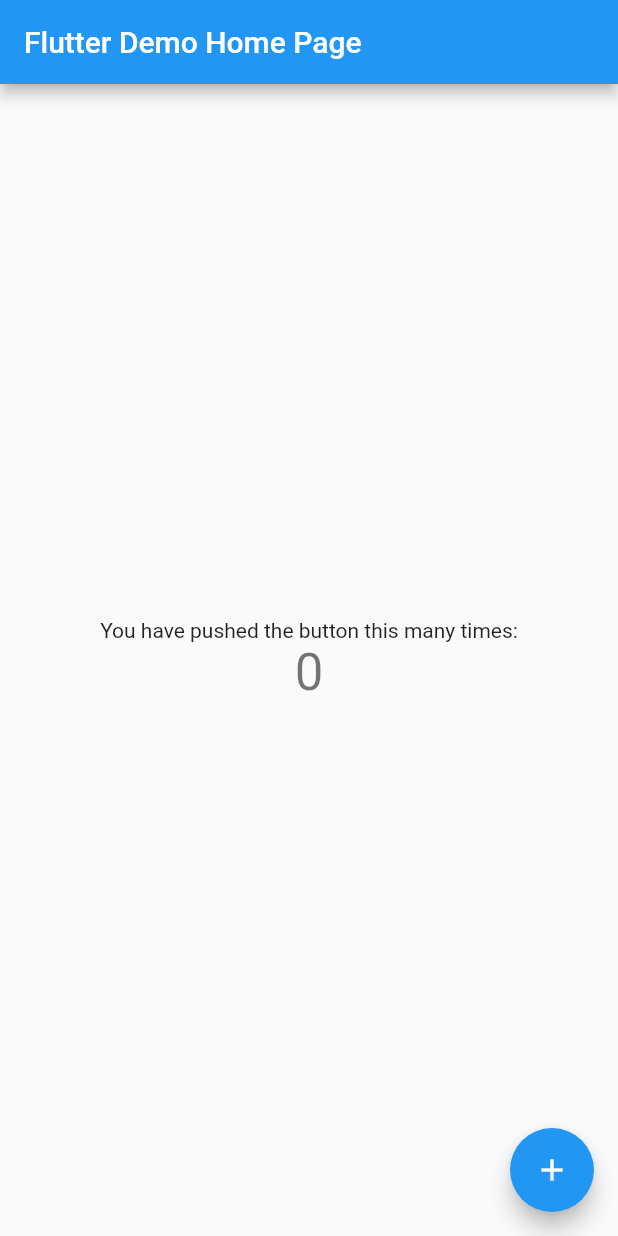
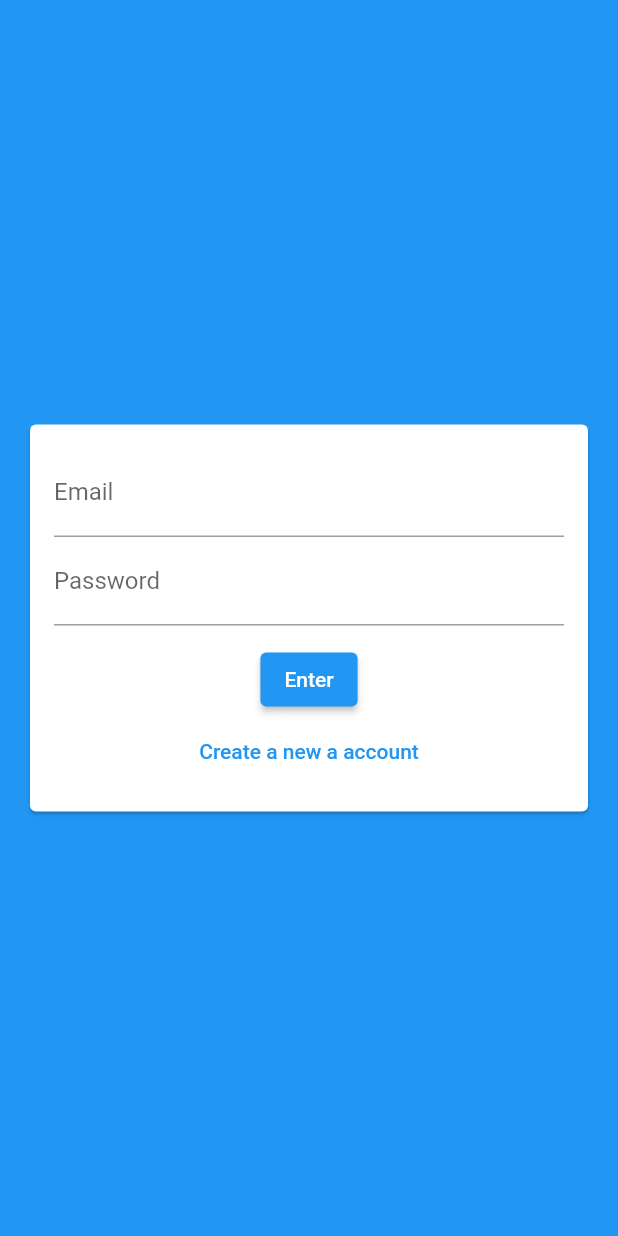
Before and after one commit to gabrielmelo-dev/chat, a Flutter app: the screen it shows after launch, on a phone screen of 412 x 824 dp. Run offline on Flutter 3.47's test engine with Material 2 defaults, Android fonts, the phone set to English and light mode, and no system bars; our stand-ins replace image_picker.

Commit message:
Auth Screen and Loading Screen

```diff
--- a/lib/main.dart
+++ b/lib/main.dart
@@ -1,3 +1,4 @@
+import 'package:chat/screens/auth_screen.dart';
 import 'package:flutter/material.dart';
 
 void main() {
@@ -7,109 +8,15 @@ void main() {
 class MyApp extends StatelessWidget {
   const MyApp({super.key});
 
-  // This widget is the root of your application.
   @override
   Widget build(BuildContext context) {
     return MaterialApp(
       title: 'Flutter Demo',
+      debugShowCheckedModeBanner: false,
       theme: ThemeData(
-        // This is the theme of your application.
-        //
-        // Try running your application with "flutter run". You'll see the
-        // application has a blue toolbar. Then, without quitting the app, try
-        // changing the primarySwatch below to Colors.green and then invoke
-        // "hot reload" (press "r" in the console where you ran "flutter run",
-        // or simply save your changes to "hot reload" in a Flutter IDE).
-        // Notice that the counter didn't reset back to zero; the application
-        // is not restarted.
         primarySwatch: Colors.blue,
       ),
-      home: const MyHomePage(title: 'Flutter Demo Home Page'),
+      home: AuthScreen(),
     );
   }
 }
-
-class MyHomePage extends StatefulWidget {
-  const MyHomePage({super.key, required this.title});
-
-  // This widget is the home page of your application. It is stateful, meaning
-  // that it has a State object (defined below) that contains fields that affect
-  // how it looks.
-
-  // This class is the configuration for the state. It holds the values (in this
-  // case the title) provided by the parent (in this case the App widget) and
-  // used by the build method of the State. Fields in a Widget subclass are
-  // always marked "final".
-
-  final String title;
-
-  @override
-  State<MyHomePage> createState() => _MyHomePageState();
-}
-
-class _MyHomePageState extends State<MyHomePage> {
-  int _counter = 0;
-
-  void _incrementCounter() {
-    setState(() {
-      // This call to setState tells the Flutter framework that something has
-      // changed in this State, which causes it to rerun the build method below
-      // so that the display can reflect the updated values. If we changed
-      // _counter without calling setState(), then the build method would not be
-      // called again, and so nothing would appear to happen.
-      _counter++;
-    });
-  }
-
-  @override
-  Widget build(BuildContext context) {
-    // This method is rerun every time setState is called, for instance as done
-    // by the _incrementCounter method above.
-    //
-    // The Flutter framework has been optimized to make rerunning build methods
-    // fast, so that you can just rebuild anything that needs updating rather
-    // than having to individually change instances of widgets.
-    return Scaffold(
-      appBar: AppBar(
-        // Here we take the value from the MyHomePage object that was created by
-        // the App.build method, and use it to set our appbar title.
-        title: Text(widget.title),
-      ),
-      body: Center(
-        // Center is a layout widget. It takes a single child and positions it
-        // in the middle of the parent.
-        child: Column(
-          // Column is also a layout widget. It takes a list of children and
-          // arranges them vertically. By default, it sizes itself to fit its
-          // children horizontally, and tries to be as tall as its parent.
-          //
-          // Invoke "debug painting" (press "p" in the console, choose the
-          // "Toggle Debug Paint" action from the Flutter Inspector in Android
-          // Studio, or the "Toggle Debug Paint" command in Visual Studio Code)
-          // to see the wireframe for each widget.
-          //
-          // Column has various properties to control how it sizes itself and
-          // how it positions its children. Here we use mainAxisAlignment to
-          // center the children vertically; the main axis here is the vertical
-          // axis because Columns are vertical (the cross axis would be
-          // horizontal).
-          mainAxisAlignment: MainAxisAlignment.center,
-          children: <Widget>[
-            const Text(
-              'You have pushed the button this many times:',
-            ),
-            Text(
-              '$_counter',
-              style: Theme.of(context).textTheme.headline4,
-            ),
-          ],
-        ),
-      ),
-      floatingActionButton: FloatingActionButton(
-        onPressed: _incrementCounter,
-        tooltip: 'Increment',
-        child: const Icon(Icons.add),
-      ), // This trailing comma makes auto-formatting nicer for build methods.
-    );
-  }
-}
--- /dev/null
+++ b/lib/models/auth_form_data.dart
@@ -0,0 +1,25 @@
+import 'dart:io';
+
+enum AuthMode {
+  signup, login
+}
+
+class AuthFormData {
+  String name = '';
+  String email = '';
+  String password = '';
+  File? image;
+  AuthMode _mode = AuthMode.login;
+
+  bool get isLogin {
+    return _mode == AuthMode.login;
+  }
+
+  bool get isSignup {
+    return _mode == AuthMode.signup;
+  }
+
+  void toggleAuthMode(){
+    _mode = isLogin ? AuthMode.signup : AuthMode.login;
+  }
+}
--- /dev/null
+++ b/lib/screens/auth_screen.dart
@@ -0,0 +1,47 @@
+import 'package:chat/models/auth_form_data.dart';
+import 'package:chat/widgets/auth_form.dart';
+import 'package:flutter/material.dart';
+
+class AuthScreen extends StatefulWidget {
+  const AuthScreen({Key? key}) : super(key: key);
+
+  @override
+  State<AuthScreen> createState() => _AuthScreenState();
+}
+
+class _AuthScreenState extends State<AuthScreen> {
+  bool _isLoading = false;
+
+  void _handleSubmit(AuthFormData formData) {
+    setState(() => _isLoading = true);
+    print(formData.email);
+    setState(() => _isLoading = false);
+  }
+
+  @override
+  Widget build(BuildContext context) {
+    return Scaffold(
+      backgroundColor: Theme.of(context).primaryColor,
+      body: Stack(
+        children: [
+          Center(
+            child: SingleChildScrollView(
+              child: AuthForm(
+                onSubmit: _handleSubmit,
+              ),
+            ),
+          ),
+          if (_isLoading)
+            Container(
+              decoration: const BoxDecoration(
+                color: Color.fromRGBO(0, 0, 0, 0.5),
+              ),
+              child: const Center(
+                child: CircularProgressIndicator(),
+              ),
+            ),
+        ],
+      ),
+    );
+  }
+}
--- /dev/null
+++ b/lib/widgets/auth_form.dart
@@ -0,0 +1,125 @@
+import 'package:chat/models/auth_form_data.dart';
+import 'package:chat/widgets/user_image_picker.dart';
+import 'package:flutter/material.dart';
+import 'dart:io';
+
+class AuthForm extends StatefulWidget {
+  const AuthForm({Key? key, required this.onSubmit}) : super(key: key);
+
+  final void Function(AuthFormData) onSubmit;
+
+  @override
+  State<AuthForm> createState() => _AuthFormState();
+}
+
+class _AuthFormState extends State<AuthForm> {
+  final _formKey = GlobalKey<FormState>();
+  final _formData = AuthFormData();
+
+  void _handleImagePicker(File image) {
+    _formData.image = image;
+  }
+
+  void _showError(String msg) {
+    ScaffoldMessenger.of(context).showSnackBar(
+      SnackBar(
+        content: Text(msg),
+        backgroundColor: Theme.of(context).errorColor,
+      ),
+    );
+  }
+
+  void _submit() {
+    final isValid = _formKey.currentState?.validate() ?? false;
+    if (!isValid) return;
+
+    if (_formData.image == null && _formData.isSignup) {
+      return _showError('Image not selected!!');
+    }
+
+    widget.onSubmit(_formData);
+  }
+
+  @override
+  Widget build(BuildContext context) {
+    return Card(
+      margin: const EdgeInsets.all(20),
+      child: Padding(
+        padding: const EdgeInsets.all(16),
+        child: Form(
+          key: _formKey,
+          child: Column(
+            children: [
+              if (_formData.isSignup)
+                UserImagePicker(onImagePick: _handleImagePicker),
+              if (_formData.isSignup)
+                TextFormField(
+                  key: const ValueKey('name'),
+                  initialValue: _formData.name,
+                  onChanged: (name) => _formData.name = name,
+                  validator: (name) {
+                    name = name ?? '';
+                    if (name.trim().length < 4) {
+                      return 'Name must be at least 4 characters.';
+                    }
+                    return null;
+                  },
+                  decoration: const InputDecoration(
+                    labelText: 'Name',
+                  ),
+                ),
+              TextFormField(
+                //TODO add regex for email validation
+                key: const ValueKey('email'),
+                initialValue: _formData.email,
+                onChanged: (email) => _formData.email = email,
+                validator: (email) {
+                  email = email ?? '';
+                  if (!email.contains('@')) {
+                    return 'Email must be valid.';
+                  }
+                  return null;
+                },
+                decoration: const InputDecoration(
+                  labelText: 'Email',
+                ),
+              ),
+              TextFormField(
+                //TODO add regex for password validation
+                key: const ValueKey('password'),
+                initialValue: _formData.password,
+                onChanged: (password) => _formData.password = password,
+                obscureText: true,
+                validator: (password) {
+                  password = password ?? '';
+                  if (password.length < 6) {
+                    return 'Password must be at least 6 characters.';
+                  }
+                  return null;
+                },
+                decoration: const InputDecoration(
+                  labelText: 'Password',
+                ),
+              ),
+              const SizedBox(height: 12),
+              ElevatedButton(
+                onPressed: _submit,
+                child: Text(_formData.isLogin ? 'Enter' : 'Signup'),
+              ),
+              TextButton(
+                child: Text(_formData.isLogin
+                    ? 'Create a new a account'
+                    : 'Already have a account'),
+                onPressed: () {
+                  setState(() {
+                    _formData.toggleAuthMode();
+                  });
+                },
+              )
+            ],
+          ),
+        ),
+      ),
+    );
+  }
+}
--- a/pubspec.yaml
+++ b/pubspec.yaml
@@ -36,6 +36,7 @@ dependencies:
   # The following adds the Cupertino Icons font to your application.
   # Use with the CupertinoIcons class for iOS style icons.
   cupertino_icons: ^1.0.2
+  image_picker: ^0.8.6
 
 dev_dependencies:
   flutter_test:
```
Also changed, not shown: lib/screens/loading_screen.dart (added, +30 -0 lines), lib/widgets/user_image_picker.dart (added, +61 -0 lines), pubspec.lock, 1 other file.
